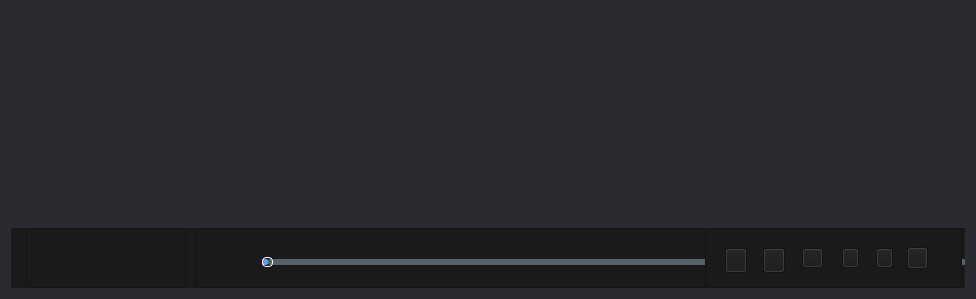
Old version of the form VideoPlayer/videomodels/MultipPlayer.ui in the repository huizhang556/pc-video-player.
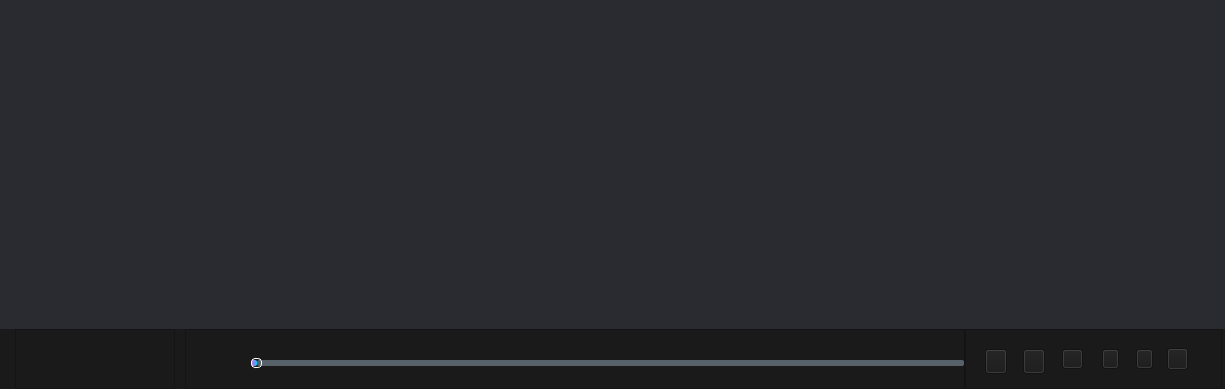
New version of the form. Icons and pictures are not drawn.

```diff
--- a/VideoPlayer/videomodels/MultipPlayer.ui
+++ b/VideoPlayer/videomodels/MultipPlayer.ui
@@ -1,49 +1,36 @@
 <?xml version="1.0" encoding="UTF-8"?>
 <ui version="4.0">
  <class>MultipPlayer</class>
- <widget class="QMainWindow" name="MultipPlayer">
+ <widget class="QWidget" name="MultipPlayer">
   <property name="geometry">
    <rect>
     <x>0</x>
     <y>0</y>
-    <width>976</width>
-    <height>299</height>
+    <width>1171</width>
+    <height>389</height>
    </rect>
   </property>
   <property name="windowTitle">
    <string>MainWindow</string>
   </property>
   <property name="styleSheet">
-   <string notr="true">background-color:#2a2a31;</string>
+   <string notr="true">background-color:#223232;</string>
   </property>
-  <property name="tabShape">
-   <enum>QTabWidget::Rounded</enum>
-  </property>
-  <widget class="QWidget" name="centralwidget">
-   <widget class="QWidget" name="layoutWidget">
-    <property name="geometry">
-     <rect>
-      <x>9</x>
-      <y>9</y>
-      <width>958</width>
-      <height>281</height>
-     </rect>
-    </property>
-    <layout class="QVBoxLayout" name="verticalLayout_2" stretch="0">
+  <layout class="QVBoxLayout" name="verticalLayout_2">
      <property name="spacing">
       <number>0</number>
      </property>
      <property name="leftMargin">
-      <number>2</number>
+    <number>0</number>
      </property>
      <property name="topMargin">
-      <number>2</number>
+    <number>0</number>
      </property>
      <property name="rightMargin">
-      <number>2</number>
+    <number>0</number>
      </property>
      <property name="bottomMargin">
-      <number>2</number>
+    <number>0</number>
      </property>
      <item>
       <layout class="QVBoxLayout" name="verticalLayout_5">
@@ -964,8 +951,7 @@
      </item>
     </layout>
    </widget>
-  </widget>
- </widget>
+ <layoutdefault spacing="6" margin="11"/>
  <resources/>
  <connections/>
 </ui>
```
Left out of the diff: 8 changed lines with no effect on the pictures. Lines whose indentation alone changed are shown as unchanged.
